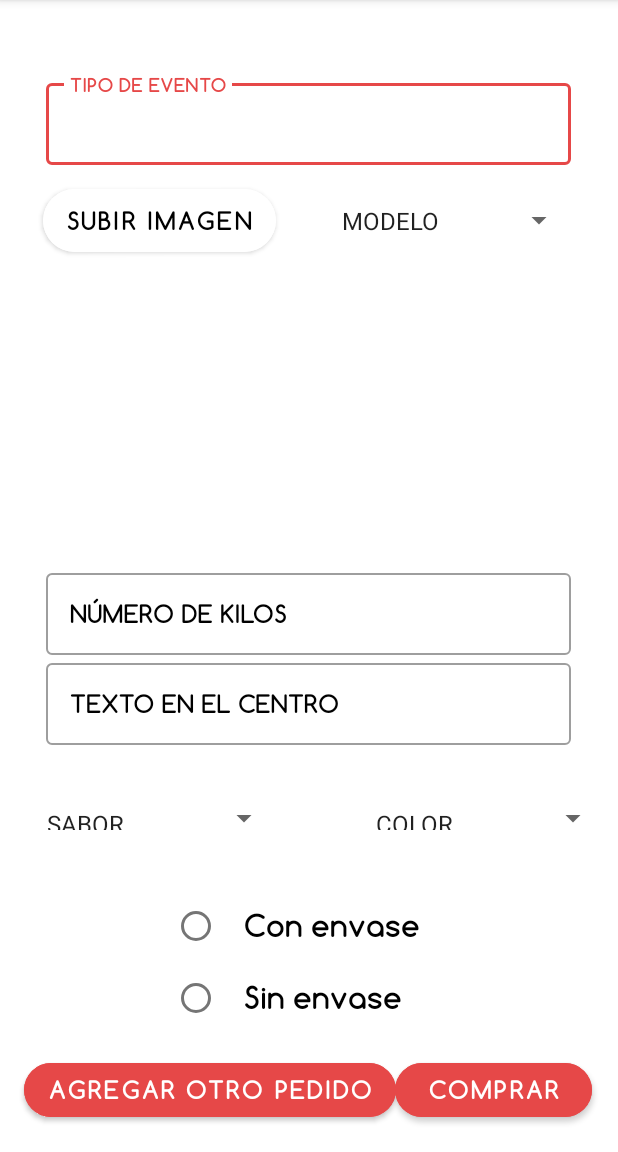
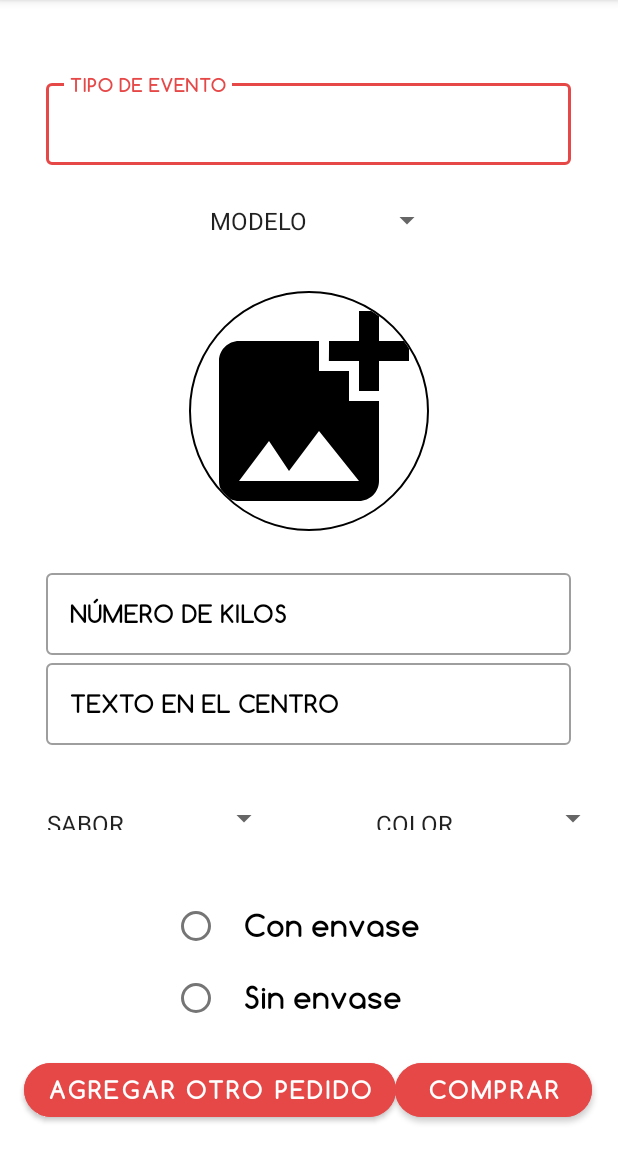
Before and after one commit to YorelyDamian/NuupiKotlin, an Android app: the fragment CarameloFragment shown on its own in the app's theme, on a phone screen of 412 x 824 dp, the part 84-1236 px from its top. Run offline under Robolectric (Android 15) with nearby library versions, the phone set to English and light mode, and no system bars; our stand-ins replace CircleImageView; libraries missing offline, so code that uses them is left out: com.github.dhaval2404.imagepicker; pictures from the network do not load.

Commit message:
ImagenPersonalizada

```diff
--- a/app/src/main/java/com/example/nuupikotlin/api/ApiRoutes.kt
+++ b/app/src/main/java/com/example/nuupikotlin/api/ApiRoutes.kt
@@ -3,7 +3,6 @@ package com.example.nuupikotlin.api
 import com.example.nuupikotlin.routes.UsersRoutes
 
 class ApiRoutes {
-    //val API_URL="http://localhost:4000/api/Nuupi/"
     val API_URL="https://apirestnuupi-production.up.railway.app/api/Nuupi/"
     val retrofit = RetrofitClient()
     fun getUsersRoutes(): UsersRoutes {
--- /dev/null
+++ b/app/src/main/res/drawable/ic_baseline_add_photo_alternate_24.xml
@@ -0,0 +1,5 @@
+<vector android:height="24dp" android:tint="#000000"
+    android:viewportHeight="24" android:viewportWidth="24"
+    android:width="24dp" xmlns:android="http://schemas.android.com/apk/res/android">
+    <path android:fillColor="@android:color/white" android:pathData="M19,7v2.99s-1.99,0.01 -2,0L17,7h-3s0.01,-1.99 0,-2h3L17,2h2v3h3v2h-3zM16,11L16,8h-3L13,5L5,5c-1.1,0 -2,0.9 -2,2v12c0,1.1 0.9,2 2,2h12c1.1,0 2,-0.9 2,-2v-8h-3zM5,19l3,-4 2,3 3,-4 4,5L5,19z"/>
+</vector>
--- a/app/src/main/res/layout/fragment_caramelo.xml
+++ b/app/src/main/res/layout/fragment_caramelo.xml
@@ -52,20 +52,6 @@
             android:gravity="center"
             android:layout_marginTop="10dp">
 
-            <com.google.android.material.button.MaterialButton
-                android:id="@+id/btn_SubirImagen"
-                android:layout_width="wrap_content"
-                android:layout_height="match_parent"
-                android:layout_gravity="center"
-                android:backgroundTint="#FFFFFF"
-                android:layout_marginLeft="20dp"
-                android:fontFamily="@font/comfortaabold"
-                android:hint="subir imagen"
-                android:text="Subir imagen"
-                android:textColor="@color/black"
-                android:textSize="16dp"
-                app:cornerRadius="30dp" />
-
             <Spinner
                 android:id="@+id/sp_Modelo"
                 android:layout_width="179dp"
@@ -79,13 +65,16 @@
 
         </LinearLayout>
 
-        <ImageView
-            android:id="@+id/imageView6"
-            android:layout_width="152dp"
-            android:layout_height="161dp"
-            android:layout_gravity="center"
+        <de.hdodenhof.circleimageview.CircleImageView
+            android:id="@+id/circleImage_User"
+            android:layout_width="160dp"
+            android:layout_height="160dp"
+            android:src="@drawable/ic_baseline_add_photo_alternate_24"
             android:layout_marginTop="20dp"
-            tools:src="@tools:sample/avatars" />
+            app:civ_border_color="@color/black"
+            app:civ_border_width="1dp"
+            app:civ_circle_background_color="@color/transparente">
+        </de.hdodenhof.circleimageview.CircleImageView>
 
     </LinearLayout>
 
```
Also changed, not shown: app/src/main/java/com/example/nuupikotlin/view/CarameloFragment.kt (+44 -0 lines), app/src/main/java/com/example/nuupikotlin/view/PaletaFragment.kt (+44 -0 lines), app/src/main/res/layout/fragment_paleta.xml (+9 -20 lines).
